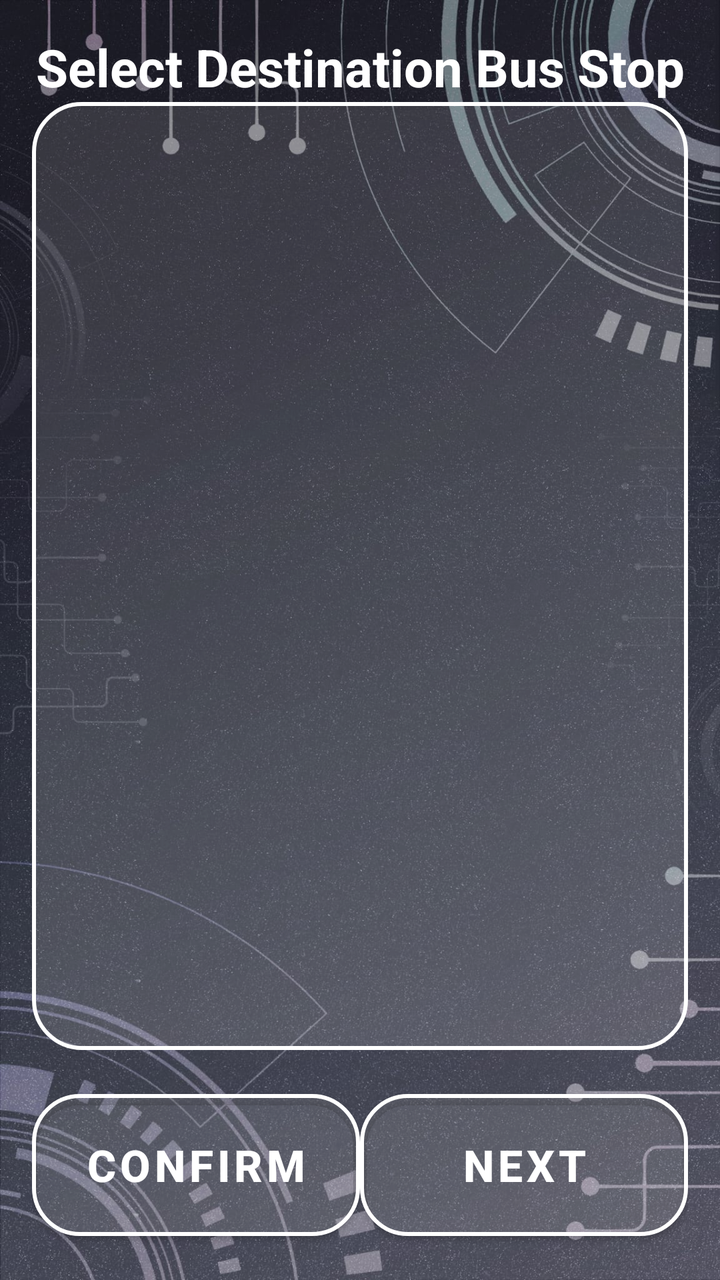
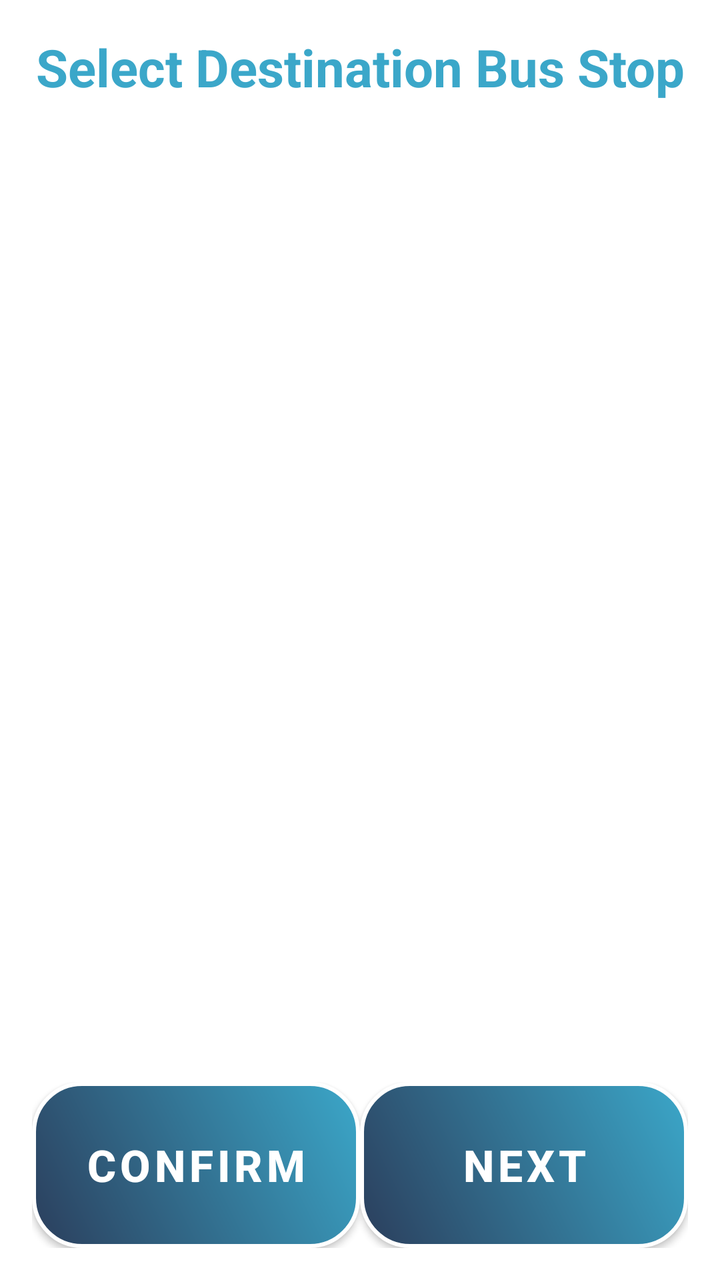

The first picture is an Android layout as it rendered before a commit; the second is the same layout after the commit. The layout source and the unified diff follow.
<!-- AndroidManifest.xml: application theme Theme.VISTA -->
<!-- res/layout/activity_edit_destination.xml -->
<LinearLayout
    xmlns:android="http://schemas.android.com/apk/res/android"
    xmlns:tools="http://schemas.android.com/tools"
    xmlns:app="http://schemas.android.com/apk/res-auto"
    android:id="@+id/main"
    android:layout_width="match_parent"
    android:layout_height="match_parent"
    android:orientation="vertical"
    android:padding="16sp"
    tools:context=".FindBusEditMenuFunction.EditDestinationActivity"
    android:background="@drawable/background">

    <TextView
        android:layout_width="match_parent"
        android:layout_height="wrap_content"
        android:text="@string/EditDestinationActivity_SelectDestinationBusStop"
        android:textSize="26sp"
        android:textStyle="bold"
        android:gravity="center"
        android:textColor="@color/white"/>

    <ListView
        android:id="@+id/lvShowAllStop"
        android:layout_width="match_parent"
        android:layout_height="0dp"
        android:layout_weight="1"
        android:background="@drawable/list_item_border"
        android:divider="@drawable/custom_divider"/>

    
    <LinearLayout
        android:orientation="horizontal"
        android:layout_width="match_parent"
        android:layout_height="wrap_content"
        android:gravity="bottom"
        android:layout_marginTop="16dp"
        android:weightSum="2">

        
        <com.google.android.material.button.MaterialButton
            android:id="@+id/btnEditDestinationActivityConfirm"
            style="@style/SemiTransparentRoundedButton"
            android:layout_width="0dp"
            android:layout_height="83dp"
            android:layout_weight="1"
            android:text="@string/btn_Confirm"
            android:textSize="22sp"
            android:textStyle="bold" />

        
        <com.google.android.material.button.MaterialButton
            android:id="@+id/btnEditDestinationActivityNext"
            style="@style/SemiTransparentRoundedButton"
            android:layout_width="0dp"
            android:layout_height="83dp"
            android:layout_weight="1"
            android:text="@string/btn_next"
            android:textSize="22sp"
            android:textStyle="bold" />
    </LinearLayout>
</LinearLayout>
<!-- resources referenced by this layout -->
<resources>
  <color name="white">#FFFFFF</color>
  <!-- drawable background: jpeg bitmap (drawable, 288114 bytes) -->
  <!-- drawable custom_divider (drawable) -->
  <?xml version="1.0" encoding="utf-8"?>
  <shape xmlns:android="http://schemas.android.com/apk/res/android" android:shape="rectangle">
      <size android:height="1dp" /> 
      <solid android:color="#FFFFFF" /> 
  </shape>
  <!-- drawable list_item_border (drawable) -->
  <?xml version="1.0" encoding="utf-8"?>
  <shape xmlns:android="http://schemas.android.com/apk/res/android" android:shape="rectangle">
  
      
      <stroke
          android:width="2dp"
          android:color="#FFFFFF" />
  
      <corners android:radius="24dp" />
  
      <padding
          android:left="8dp"
          android:top="8dp"
          android:right="8dp"
          android:bottom="8dp" />
  
      <solid android:color="#20FFFFFF" />
  
  </shape>
  <string name="EditDestinationActivity_SelectDestinationBusStop">Select Destination Bus Stop</string>
  <string name="btn_Confirm">Confirm</string>
  <string name="btn_next">Next</string>
  <style name="SemiTransparentRoundedButton" parent="Widget.MaterialComponents.Button">
          <item name="android:textColor">#FFFFFF</item>
          <item name="background">@drawable/button_selector</item> 
          <item name="cornerRadius">24dp</item>
          <item name="strokeColor">#FFFFFF</item>
          <item name="strokeWidth">2dp</item>
          <item name="backgroundTint">#20FFFFFF</item> 
      </style>
  <style name="Theme.VISTA" parent="Theme.MaterialComponents.Light.NoActionBar">
          
          <item name="colorPrimary">@color/semi_transparent_white</item>
          <item name="colorPrimaryVariant">@color/semi_transparent_white</item>
          <item name="colorOnPrimary">@color/white</item>
          
      </style>
  <!-- drawable button_selector (drawable) -->
  <?xml version="1.0" encoding="utf-8"?>
  <selector xmlns:android="http://schemas.android.com/apk/res/android">
      
      <item android:state_pressed="true">
          <shape android:shape="rectangle">
              <solid android:color="#20FFFFFF" /> 
              <stroke android:width="2dp" android:color="#FFFFFF" />
              <corners android:radius="24dp" />
          </shape>
      </item>
  
      
      <item android:state_selected="true">
          <shape android:shape="rectangle">
              <solid android:color="#FFFF00" /> 
              <stroke android:width="2dp" android:color="#FFFFFF" />
              <corners android:radius="24dp" />
          </shape>
      </item>
  
      
      <item>
          <shape android:shape="rectangle">
              <solid android:color="#20FFFFFF" /> 
              <stroke android:width="2dp" android:color="#FFFFFF" />
              <corners android:radius="24dp" />
          </shape>
      </item>
  </selector>
  <color name="semi_transparent_white">#80FFFFFF</color>
</resources>

<!-- the commit's change to res/layout/activity_edit_destination.xml (unified diff, before → after) -->
@@ -8,16 +8,17 @@
     android:orientation="vertical"
     android:padding="16sp"
     tools:context=".FindBusEditMenuFunction.EditDestinationActivity"
-    android:background="@drawable/background">
+    android:background="@color/white">
 
     <TextView
         android:layout_width="match_parent"
         android:layout_height="wrap_content"
+        android:gravity="center"
         android:text="@string/EditDestinationActivity_SelectDestinationBusStop"
+        android:textColor="#3BA7C9
+"
         android:textSize="26sp"
-        android:textStyle="bold"
-        android:gravity="center"
-        android:textColor="@color/white"/>
+        android:textStyle="bold" />
 
     <ListView
         android:id="@+id/lvShowAllStop"
@@ -25,7 +26,9 @@
         android:layout_height="0dp"
         android:layout_weight="1"
         android:background="@drawable/list_item_border"
-        android:divider="@drawable/custom_divider"/>
+        android:divider="@drawable/custom_divider"
+        android:text="#3BA7C9
+"/>
 
     
     <LinearLayout
@@ -37,6 +40,8 @@
         android:weightSum="2">
 
         
+
+        
         <com.google.android.material.button.MaterialButton
             android:id="@+id/btnEditDestinationActivityConfirm"
             style="@style/SemiTransparentRoundedButton"
@@ -45,9 +50,14 @@
             android:layout_weight="1"
             android:text="@string/btn_Confirm"
             android:textSize="22sp"
-            android:textStyle="bold" />
+            android:textStyle="bold"
+            android:background="@drawable/btn_photo_gradient"
+            app:backgroundTint="@null"
+            app:backgroundTintMode="src_over"
+            app:cornerRadius="0dp"
+            app:strokeColor="@null"
+            app:strokeWidth="0dp"/>
 
-        
         <com.google.android.material.button.MaterialButton
             android:id="@+id/btnEditDestinationActivityNext"
             style="@style/SemiTransparentRoundedButton"
@@ -56,6 +66,12 @@
             android:layout_weight="1"
             android:text="@string/btn_next"
             android:textSize="22sp"
-            android:textStyle="bold" />
+            android:textStyle="bold"
+            android:background="@drawable/btn_photo_gradient"
+            app:backgroundTint="@null"
+            app:backgroundTintMode="src_over"
+            app:cornerRadius="0dp"
+            app:strokeColor="@null"
+            app:strokeWidth="0dp"/>
     </LinearLayout>
 </LinearLayout>
<!-- resource entries referenced after the edit -->
@@ -1,7 +1,27 @@
 <!-- resources referenced by this layout -->
 <resources>
   <color name="white">#FFFFFF</color>
-  <!-- drawable background: jpeg bitmap (drawable, 288114 bytes) -->
+  <!-- drawable btn_photo_gradient (drawable) -->
+  <?xml version="1.0" encoding="utf-8"?>
+  <shape xmlns:android="http://schemas.android.com/apk/res/android"
+      android:shape="rectangle">
+  
+      
+      <gradient
+          android:startColor="#2B3E5C"
+          android:endColor="#3BA7C9"
+          android:angle="45"
+      />
+  
+      
+      <corners android:radius="24dp" />
+  
+      
+      <stroke
+          android:width="2dp"
+          android:color="#FFFFFF" />
+  
+  </shape>
   <!-- drawable custom_divider (drawable) -->
   <?xml version="1.0" encoding="utf-8"?>
   <shape xmlns:android="http://schemas.android.com/apk/res/android" android:shape="rectangle">
